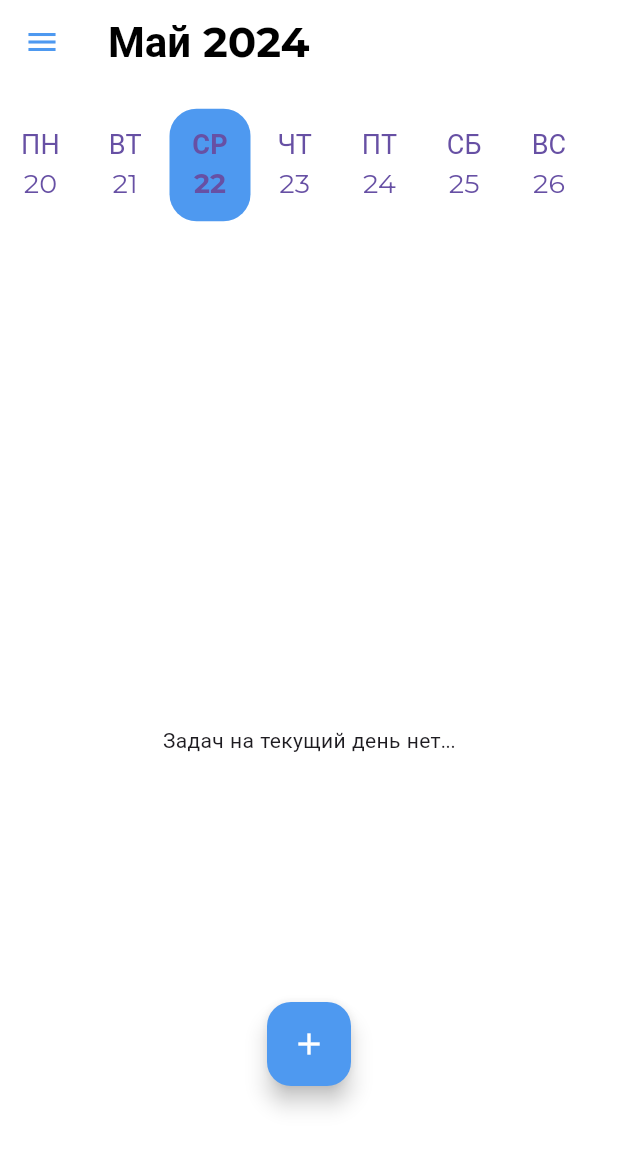
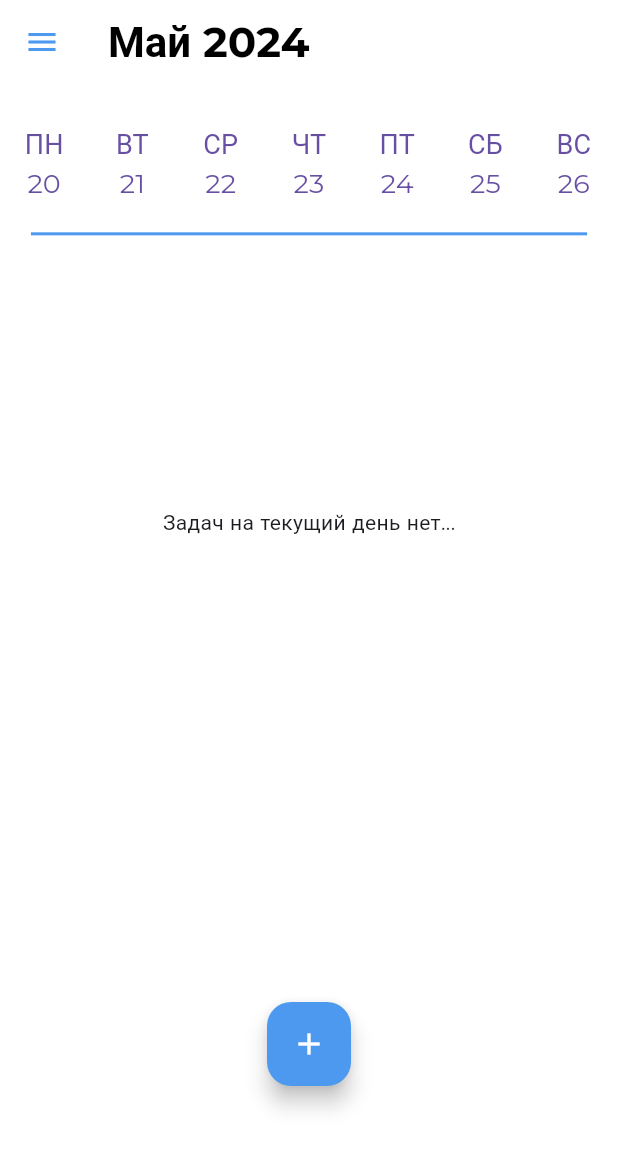
Before and after one commit to schlimmsten/Multitask, a Flutter app: the screen it shows after launch, after a tap on "Продолжить", on a phone screen of 412 x 824 dp. Shown: the top 1149 px of the screen. Run offline on Flutter 3.47's test engine with Material 3 defaults, Android fonts, the phone set to English and light mode, and no system bars; our stand-ins replace flutter_slidable, hive, hive_flutter, shared_preferences; missing offline and left inert: flutter_material_color_picker; accounts and stored records are empty; statements that could not run were skipped; project files that could hold a hidden picture were left out.

Commit message:
Date_builder на одну неделю работает корректно(для каждой даты свои задачи), добавил полосы между задачами для стиля, добавил возможность скролла дат(вроде отображаются корректно), однако надо доработать: - Надо передавать каждому числу его число(DateTime); - Надо сохранять локально текущую страницу недель - Реализовать смену месяца и годавручную и при скролле

```diff
--- a/lib/add_screen_components/data_task/task_model.dart
+++ b/lib/add_screen_components/data_task/task_model.dart
@@ -38,7 +38,6 @@ class TaskModel extends ChangeNotifier {
 
   void setSelectedDate(DateTime date) {
     _selectedDate = date;
-
     print(_selectedDate);
     notifyListeners();
     setup();
--- a/lib/main_screen_components/date_builder.dart
+++ b/lib/main_screen_components/date_builder.dart
@@ -1,6 +1,110 @@
+// import 'package:flutter/material.dart';
+// import 'package:multitask/add_screen_components/data_task/task_model.dart';
+// import 'package:provider/provider.dart';
+// import 'package:shared_preferences/shared_preferences.dart';
+// import 'date_of_week.dart';
+
+// List<String> days = [
+//     'ПН',
+//     'ВТ',
+//     'СР',
+//     'ЧТ',
+//     'ПТ',
+//     'СБ',
+//     'ВС',
+// ];
+
+// class DateBuilder extends StatefulWidget {
+//   const DateBuilder({Key? key}) : super(key: key);
+
+//   @override
+//   _DateBuilderState createState() => _DateBuilderState();
+// }
+
+// class _DateBuilderState extends State<DateBuilder> {
+//   late List<ValueNotifier<bool>> isSelectedList;
+//   late DateTime selectedDate;
+
+//   @override
+//   void initState() {
+//     super.initState();
+//     loadSelectedDate();
+//     isSelectedList = List.generate(7, (index) => ValueNotifier<bool>(false));
+//   }
+
+//   @override
+//   Widget build(BuildContext context) {
+//     return Consumer<TaskModel>(
+//       builder: (context, taskModel, _) {
+//         return SizedBox(
+//           height: MediaQuery.of(context).size.height * 0.09,
+//           child: ListView.separated(
+//             scrollDirection: Axis.horizontal,
+//             itemCount: 7,
+//             separatorBuilder: (BuildContext context, int index) =>
+//                 VerticalDivider(
+//                   width: MediaQuery.of(context).size.width * 0.006,
+//                   color: Theme.of(context).appBarTheme.backgroundColor,
+//                 ),
+//             itemBuilder: (context, index) {
+//               return SizedBox(
+//                 width: MediaQuery.of(context).size.width * 0.1374,
+//                 child: ValueListenableBuilder<bool>(
+//                   valueListenable: isSelectedList[index],
+//                   builder: (context, isSelected, child) {
+//                     return DateOfWeek(
+//                       day: days[index],
+//                       date: (DateTime.now().add(Duration(days: index - DateTime.now().weekday + 1))).day.toString(),
+//                       isSelected: isSelected,
+//                       onPressed: () {
+//                         _onItemTapped(index, taskModel);
+//                       },
+//                     );
+//                   },
+//                 ),
+//               );
+//             },
+//           ),
+//         );
+//       },
+//     );
+//   }
+
+//   void _onItemTapped(int index, TaskModel taskModel) {
+//     setState(() {
+//       for (int i = 0; i < isSelectedList.length; i++) {
+//         isSelectedList[i].value = i == index;
+//       }
+//     });
+
+//     DateTime now = DateTime.now();
+//     int dayDifference = index - now.weekday + 1;
+//     selectedDate = now.add(Duration(days: dayDifference));
+//     saveSelectedDate(selectedDate);
+//     taskModel.setSelectedDate(selectedDate);
+//   }
+
+//   Future<void> saveSelectedDate(DateTime date) async {
+//     SharedPreferences prefs = await SharedPreferences.getInstance();
+//     await prefs.setString('selectedDate', date.toIso8601String());
+//   }
+
+//   Future<void> loadSelectedDate() async {
+//     SharedPreferences prefs = await SharedPreferences.getInstance();
+//     String? dateString = prefs.getString('selectedDate');
+//     if (dateString != null) {
+//       selectedDate = DateTime.parse(dateString);
+//       int selectedIndex = selectedDate.weekday - 1;
+//       isSelectedList[selectedIndex].value = true;
+//     } else {
+//       selectedDate = DateTime.now();
+//     }
+//   }
+// }
 import 'package:flutter/material.dart';
 import 'package:multitask/add_screen_components/data_task/task_model.dart';
 import 'package:provider/provider.dart';
+import 'package:shared_preferences/shared_preferences.dart';
 import 'date_of_week.dart';
 
 List<String> days = [
@@ -21,16 +125,18 @@ class DateBuilder extends StatefulWidget {
 }
 
 class _DateBuilderState extends State<DateBuilder> {
+  late PageController _pageController;
   late List<ValueNotifier<bool>> isSelectedList;
+  late DateTime selectedDate;
+  late int currentPage;
 
   @override
   void initState() {
     super.initState();
+    loadSelectedDate();
     isSelectedList = List.generate(7, (index) => ValueNotifier<bool>(false));
-    // Устанавливаем значение true для сегодняшней даты
-    DateTime now = DateTime.now();
-    int todayIndex = now.weekday - 1;
-    isSelectedList[todayIndex].value = true;
+    _pageController = PageController(initialPage: 5000); // Ставим начальную страницу в середину
+    currentPage = 5000;
   }
 
   @override
@@ -38,31 +144,43 @@ class _DateBuilderState extends State<DateBuilder> {
     return Consumer<TaskModel>(
       builder: (context, taskModel, _) {
         return SizedBox(
-          height: 75,
-          child: ListView.separated(
+          height: MediaQuery.of(context).size.height * 0.09,
+          child: PageView.builder(
             scrollDirection: Axis.horizontal,
-            itemCount: 7,
-            separatorBuilder: (BuildContext context, int index) =>
-                VerticalDivider(
-                  width: 2.5,
-                  color: Theme.of(context).appBarTheme.backgroundColor,
-                ),
-            itemBuilder: (context, index) {
-              return SizedBox(
-                width: 54,
+            controller: _pageController,
+            onPageChanged: (index) {
+              setState(() {
+                currentPage = index;
+              });
+            },
+            itemCount: 10000, // Достаточно большое число для бесконечной прокрутки
+            itemBuilder: (context, pageIndex) {
+              // Вычисляем начальную дату для текущей страницы
+              DateTime startDate = DateTime.now().subtract(Duration(days: DateTime.now().weekday - 1)).add(Duration(days: 7 * (pageIndex - 5000)));
+
+              // Создаем список виджетов для текущей недели
+              List<Widget> weekDays = List.generate(7, (dayIndex) {
+                DateTime currentDate = startDate.add(Duration(days: dayIndex));
+                return Expanded(
                   child: ValueListenableBuilder<bool>(
-                  valueListenable: isSelectedList[index],
+                    valueListenable: isSelectedList[dayIndex],
                     builder: (context, isSelected, child) {
                       return DateOfWeek(
-                      day: days[index],
-                      date: (DateTime.now().add(Duration(days: index - DateTime.now().weekday + 1))).day.toString(),
+                        day: days[dayIndex],
+                        date: currentDate.day.toString(),
                         isSelected: isSelected,
                         onPressed: () {
-                        _onItemTapped(index, taskModel);
+                          _onItemTapped(dayIndex, taskModel);
                         },
                       );
                     },
                   ),
+                );
+              });
+
+              return Row(
+                mainAxisAlignment: MainAxisAlignment.spaceAround,
+                children: weekDays,
               );
             },
           ),
@@ -80,7 +198,25 @@ class _DateBuilderState extends State<DateBuilder> {
 
     DateTime now = DateTime.now();
     int dayDifference = index - now.weekday + 1;
-    DateTime date = now.add(Duration(days: dayDifference));
-    taskModel.setSelectedDate(date);
+    selectedDate = now.add(Duration(days: dayDifference));
+    saveSelectedDate(selectedDate);
+    taskModel.setSelectedDate(selectedDate);
+  }
+
+  Future<void> saveSelectedDate(DateTime date) async {
+    SharedPreferences prefs = await SharedPreferences.getInstance();
+    await prefs.setString('selectedDate', date.toIso8601String());
+  }
+
+  Future<void> loadSelectedDate() async {
+    SharedPreferences prefs = await SharedPreferences.getInstance();
+    String? dateString = prefs.getString('selectedDate');
+    if (dateString != null) {
+      selectedDate = DateTime.parse(dateString);
+      int selectedIndex = selectedDate.weekday - 1;
+      isSelectedList[selectedIndex].value = true;
+    } else {
+      selectedDate = DateTime.now();
     }
   }
+}
--- a/lib/main_screen_components/main_screen_builder.dart
+++ b/lib/main_screen_components/main_screen_builder.dart
@@ -1,4 +1,5 @@
 import 'package:flutter/material.dart';
+import 'package:multitask/settings_screen_components/line.dart';
 import 'task_list.dart';
 import 'add_button.dart';
 import 'date_builder.dart';
@@ -45,8 +46,10 @@ class MainScreenBuilder extends StatelessWidget {
             children: [
               SizedBox(height: MediaQuery.of(context).size.height * 0.02),
               const DateBuilder(),
+              SizedBox(height: MediaQuery.of(context).size.height * 0.01),
+              const Line(),
               SizedBox(height: MediaQuery.of(context).size.height * 0.02),
-              const Expanded(child: TaskListWidget()), // Занимает всё доступное пространство
+              const Expanded(child: TaskListWidget()),// Занимает всё доступное пространство
             ],
           ),
           const Positioned( // Позиционируем AddButton поверх TaskListWidget
--- a/lib/main_screen_components/task_list.dart
+++ b/lib/main_screen_components/task_list.dart
@@ -1,9 +1,9 @@
-
 import 'package:flutter/material.dart';
 import 'package:flutter_slidable/flutter_slidable.dart';
 import 'package:multitask/add_screen_components/data_task/task.dart';
 import 'package:multitask/add_screen_components/data_task/task_model.dart';
 import 'package:multitask/screens/change_screen.dart';
+import 'package:multitask/settings_screen_components/line.dart';
 import 'package:multitask/text_style.dart';
 import 'package:provider/provider.dart'; // Импорт Provider
 
@@ -12,25 +12,30 @@ class TaskListWidget extends StatelessWidget {
 
   @override
   Widget build(BuildContext context) {
-    return Consumer<TaskModel>( // Использование Consumer для доступа к TaskModel
+    return Consumer<TaskModel>(
+      // Использование Consumer для доступа к TaskModel
       builder: (context, model, child) {
         final completedTasks = model.completedtasks;
         final tasks = model.tasks;
         final hasCompletedTasks = completedTasks.isNotEmpty;
-        if(tasks.isEmpty && !hasCompletedTasks){
-              return const Center(
-                child: Text("Задач на текущий день нет...")
-              );
+        if (tasks.isEmpty && !hasCompletedTasks) {
+          return Column(children: [
+            SizedBox(height: MediaQuery.of(context).size.height * 0.2),
+            const Text("Задач на текущий день нет...")
+          ]);
         }
         return ListView.separated(
-          itemCount: tasks.length + (hasCompletedTasks ? 1 : 0) + completedTasks.length,
+          itemCount: tasks.length +
+              (hasCompletedTasks ? 1 : 0) +
+              completedTasks.length,
           itemBuilder: (BuildContext context, int index) {
             if (index < tasks.length) {
               return _buildTaskListItem(context, index, tasks);
             } else if (index == tasks.length && hasCompletedTasks) {
               return _buildCompletedTasksSection(context);
             } else {
-              return _buildCompletedTaskListItem(context, index - tasks.length - (hasCompletedTasks ? 1 : 0));
+              return _buildCompletedTaskListItem(
+                  context, index - tasks.length - (hasCompletedTasks ? 1 : 0));
             }
           },
           separatorBuilder: (BuildContext context, int index) {
@@ -45,7 +50,8 @@ class TaskListWidget extends StatelessWidget {
   }
 
   Widget _buildTaskListItem(BuildContext context, int index, List<Task> list) {
-    final model = Provider.of<TaskModel>(context); // Использование Provider.of для доступа к модели
+    final model = Provider.of<TaskModel>(
+        context); // Использование Provider.of для доступа к модели
     return Slidable(
       key: ValueKey(list[index]),
       startActionPane: ActionPane(
@@ -96,8 +102,7 @@ class TaskListWidget extends StatelessWidget {
             list[index].name,
             style: nameTaskTextStyle(context),
           ),
-          trailing:
-          Column(
+          trailing: Column(
             children: [
               const Icon(Icons.access_time),
               Text(
@@ -121,24 +126,27 @@ class TaskListWidget extends StatelessWidget {
 
   Widget _buildCompletedTasksSection(BuildContext context) {
     final model = Provider.of<TaskModel>(context);
-    return Column(
-      children: [
-        const Center(child: Text("Выполненные задачи")),
+    return Column(children: [
       SizedBox(height: MediaQuery.of(context).size.height * 0.02),
-        Center(
-          child: FloatingActionButton(
+      const Line(),
+      SizedBox(height: MediaQuery.of(context).size.height * 0.02),
+      Row(mainAxisAlignment: MainAxisAlignment.center, children: [
+        const Text("Выполненные задачи"),
+        SizedBox(width: MediaQuery.of(context).size.width * 0.02),
+        FloatingActionButton(
           heroTag: 'clearCompletedTasks',
           onPressed: () {
             model.clearCompletedTasks();
-              const snackBar = SnackBar(content: Text('Список выполненных задач очищен'));
+            const snackBar =
+                SnackBar(content: Text('Список выполненных задач очищен'));
             ScaffoldMessenger.of(context).showSnackBar(snackBar);
           },
           backgroundColor: Theme.of(context).primaryColor,
-            child: Icon(Icons.delete, color: Theme.of(context).appBarTheme.backgroundColor),
+          child: Icon(Icons.delete,
+              color: Theme.of(context).appBarTheme.backgroundColor),
         ),
-        )
-      ],
-    );
+      ]),
+    ]);
   }
 
   Widget _buildCompletedTaskListItem(BuildContext context, int index) {
@@ -148,7 +156,7 @@ class TaskListWidget extends StatelessWidget {
       height: 65,
       margin: const EdgeInsets.symmetric(horizontal: 10.0),
       decoration: BoxDecoration(
-        color: Colors.grey[350],
+        color: colorSelectedTasks(context),
         borderRadius: BorderRadius.circular(10),
       ),
       child: ListTile(
@@ -164,8 +172,9 @@ class TaskListWidget extends StatelessWidget {
     );
   }
 
-  void _performAction(BuildContext context, int index, String action, List<Task> list) {
-    final model =Provider.of<TaskModel>(context, listen: false);
+  void _performAction(
+      BuildContext context, int index, String action, List<Task> list) {
+    final model = Provider.of<TaskModel>(context, listen: false);
 
     final item = list[index];
 
--- a/lib/text_style.dart
+++ b/lib/text_style.dart
@@ -120,3 +120,9 @@ TextStyle redSmallTextStyle(context) => commonTextStyle(context).copyWith(
       fontSize: 18,
       color: Colors.red,
     );
+
+Color? colorSelectedTasks(context){
+  return Provider.of<CustomTheme>(context).isDarkTheme
+          ? Colors.grey[600]
+          : Colors.grey[300];
+}
```
Also changed, not shown: lib/main_screen_components/day_builder.dart (deleted, +0 -35 lines). Lines whose indentation alone changed are shown as unchanged.
